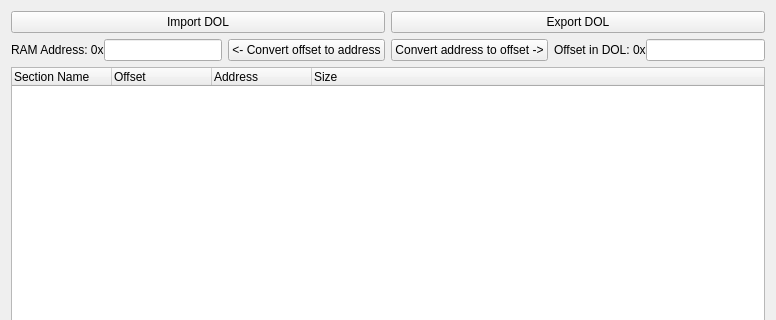
The window that gcft_ui/dol_tab.ui (LagoLunatic/GCFT) describes before a commit, drawn with Qt 5; both pictures show x 0 to 776 and y 0 to 320 of the 776 by 515 pixel window.
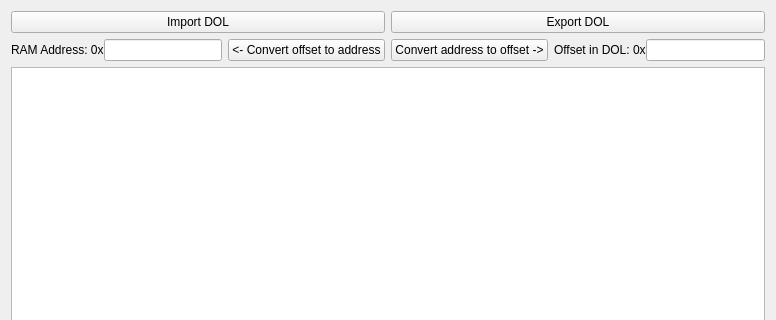
The same window after the commit.

Commit message: Refactor DOL tab to use model/view architecture

What changed in the file:
```diff
--- a/gcft_ui/dol_tab.ui
+++ b/gcft_ui/dol_tab.ui
@@ -85,28 +85,7 @@
     </layout>
    </item>
    <item>
-    <widget class="QTreeWidget" name="dol_sections_tree">
-     <column>
-      <property name="text">
-       <string>Section Name</string>
-      </property>
-     </column>
-     <column>
-      <property name="text">
-       <string>Offset</string>
-      </property>
-     </column>
-     <column>
-      <property name="text">
-       <string>Address</string>
-      </property>
-     </column>
-     <column>
-      <property name="text">
-       <string>Size</string>
-      </property>
-     </column>
-    </widget>
+    <widget class="QTreeView" name="dol_sections_tree"/>
    </item>
   </layout>
  </widget>
```
The commit also changes 2 other files.
